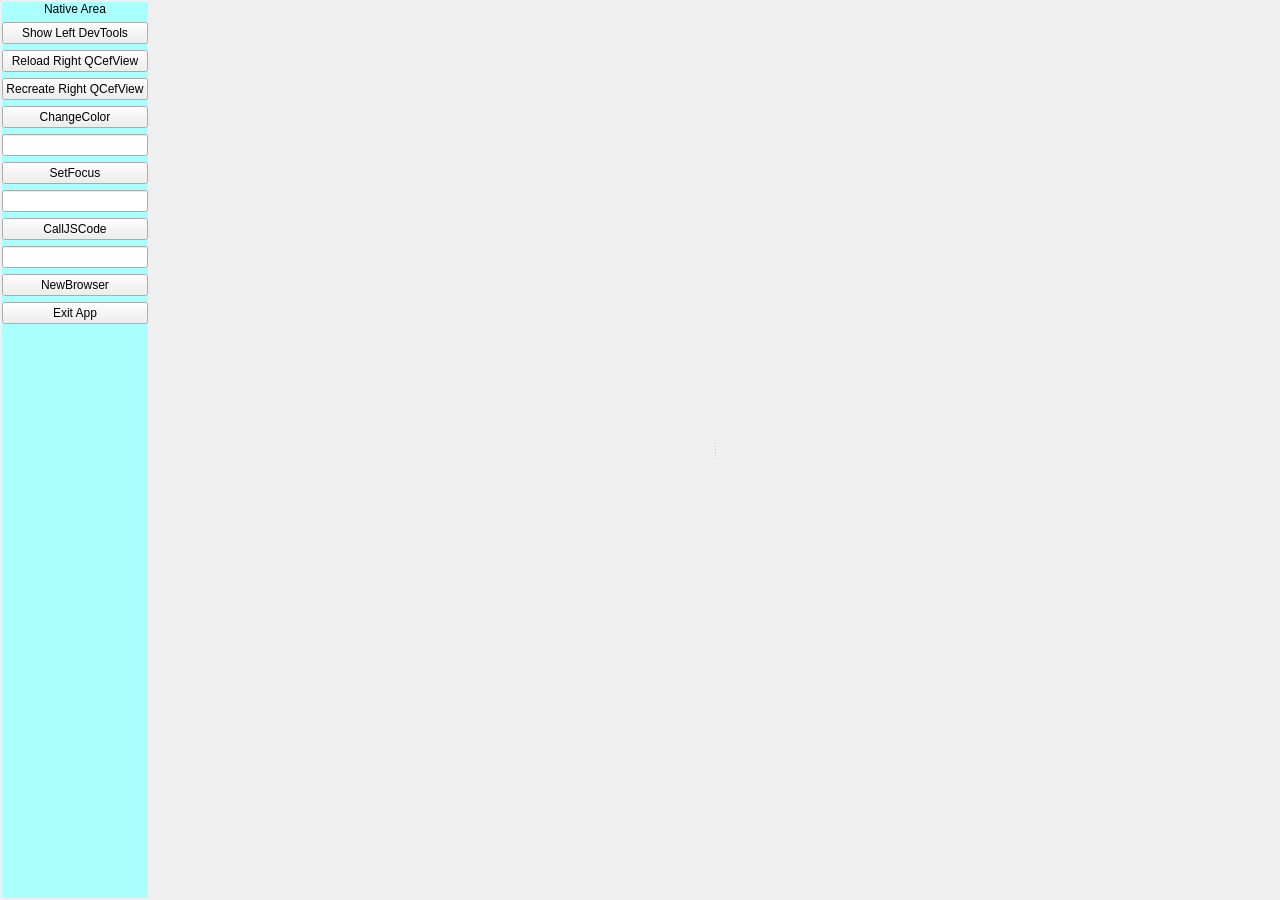
Qt form example/QCefViewTest/MainWindow.ui (CefView/QCefView) before a commit.
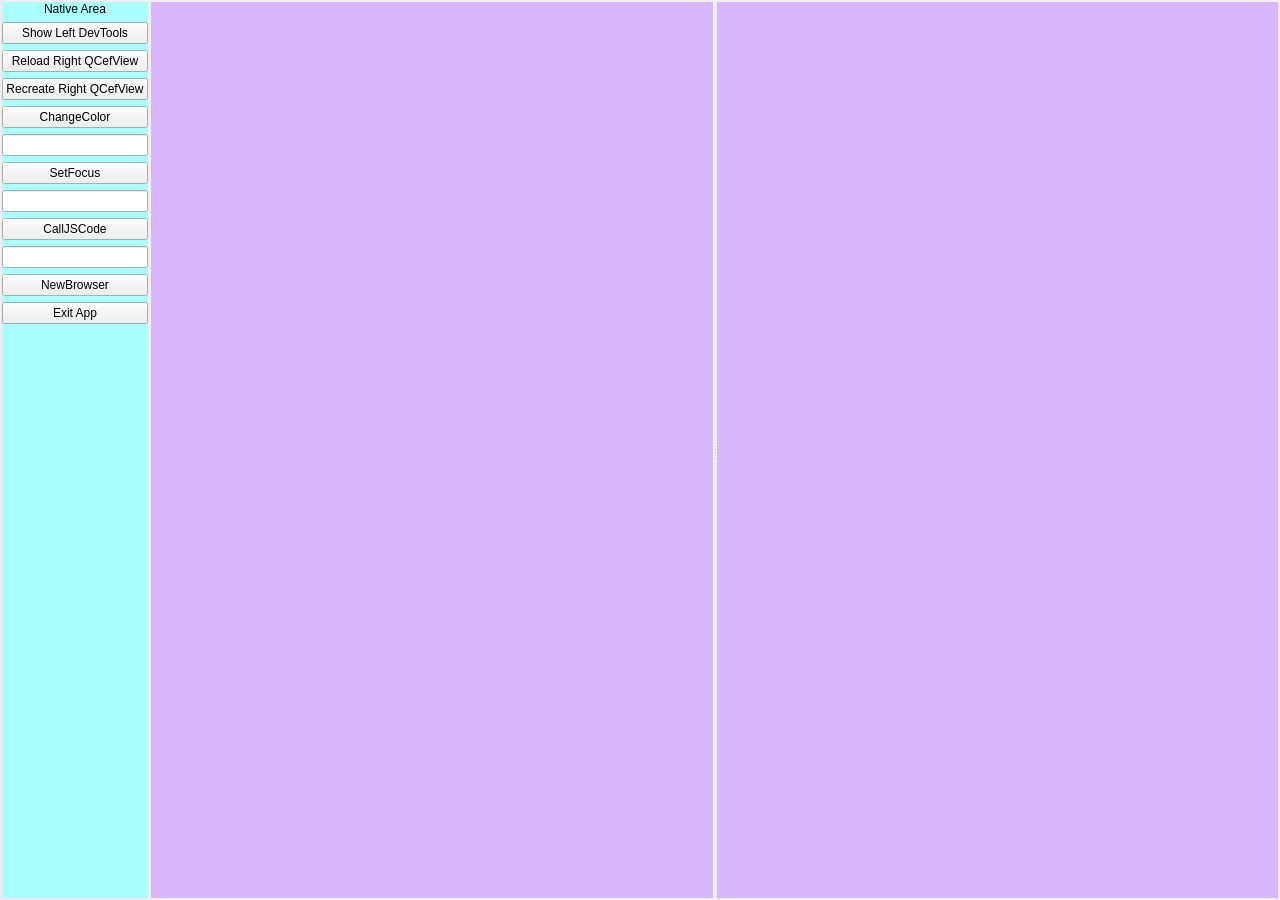
The same form after that commit.

Diff of the .ui file:
```diff
--- a/example/QCefViewTest/MainWindow.ui
+++ b/example/QCefViewTest/MainWindow.ui
@@ -180,6 +180,9 @@
        <enum>Qt::Horizontal</enum>
       </property>
       <widget class="QWidget" name="leftCefViewContainer" native="true">
+       <property name="styleSheet">
+        <string notr="true">background-color: rgb(217, 183, 255)</string>
+       </property>
        <layout class="QVBoxLayout" name="verticalLayout_cefContainer">
         <property name="spacing">
          <number>0</number>
@@ -199,6 +202,9 @@
        </layout>
       </widget>
       <widget class="QWidget" name="rightCefViewContainer" native="true">
+       <property name="styleSheet">
+        <string notr="true">background-color: rgb(217, 183, 255)</string>
+       </property>
        <layout class="QVBoxLayout" name="verticalLayout_cefContainer_2">
         <property name="spacing">
          <number>0</number>
```
